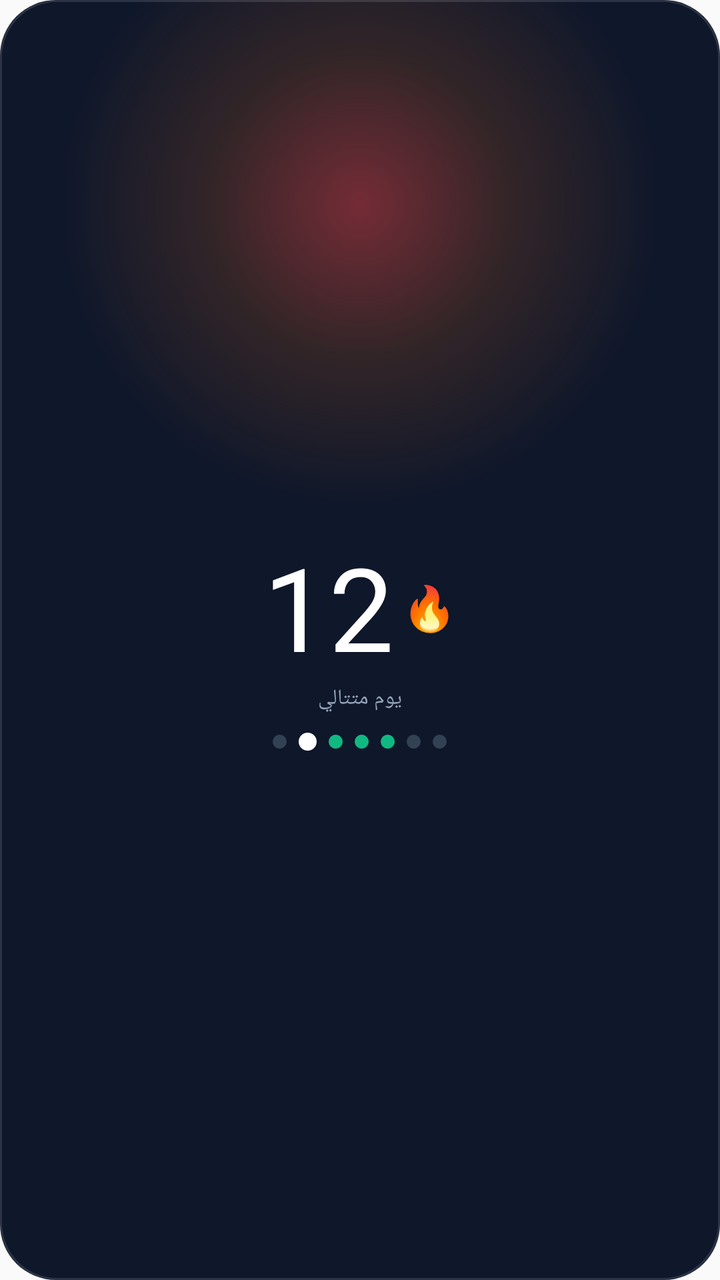
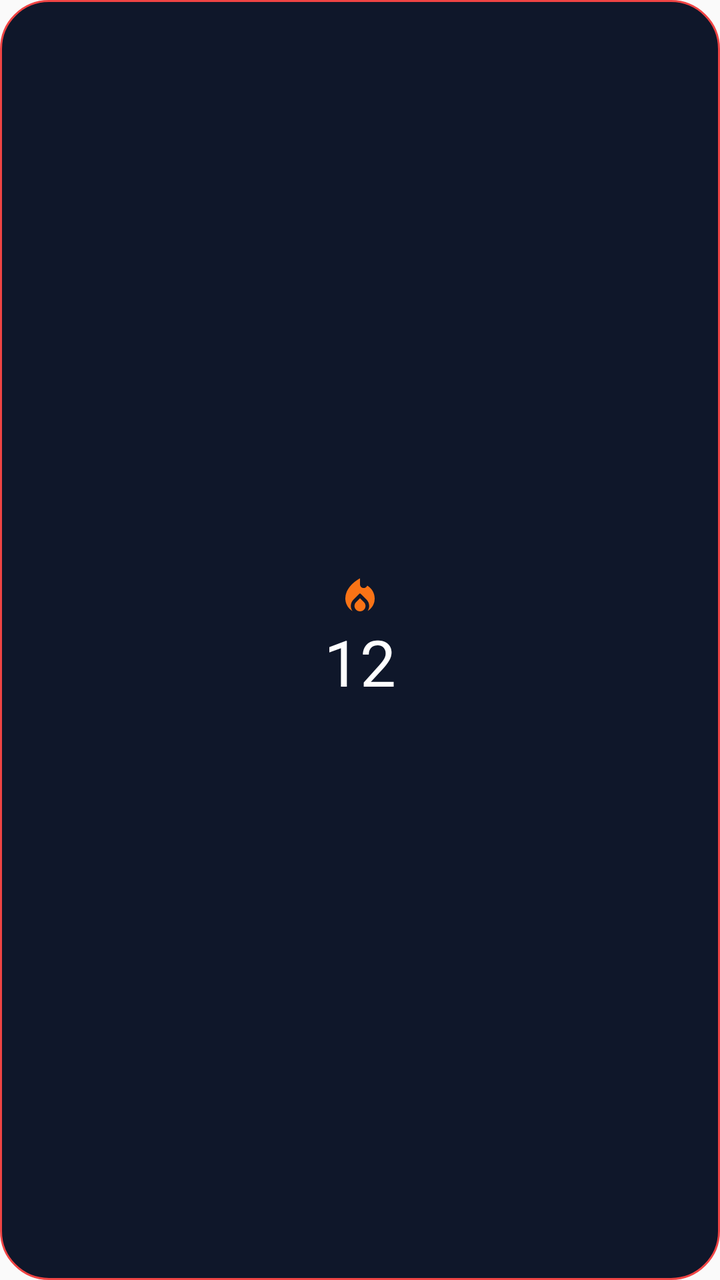

Compare the two renders of this Android layout. The source of the first and the diff that turns it into the second are given below.
<!-- AndroidManifest.xml: application theme AppTheme -->
<!-- res/layout/widget_simple_streak_preview.xml -->
<?xml version="1.0" encoding="utf-8"?>
<LinearLayout xmlns:android="http://schemas.android.com/apk/res/android"
    android:layout_width="match_parent"
    android:layout_height="match_parent"
    android:layoutDirection="rtl"
    android:background="@drawable/widget_bg_streak_simple"
    android:gravity="center"
    android:orientation="vertical"
    android:padding="12dp">

    <LinearLayout
        android:layout_width="wrap_content"
        android:layout_height="wrap_content"
        android:gravity="center_vertical"
        android:orientation="horizontal">
        <TextView
        android:layout_width="wrap_content"
        android:layout_height="wrap_content"
        android:fontFamily="@font/tajawal_regular"
        android:text="@string/widget_preview_flame"
        android:textColor="#FFF97316"
        android:textSize="22sp" />
        <TextView
        android:layout_width="wrap_content"
        android:layout_height="wrap_content"
        android:fontFamily="@font/tajawal_bold"
        android:text="@string/widget_preview_streak_number"
        android:textColor="#FFFFFFFF"
        android:textSize="58sp" android:layout_marginStart="4dp" />
    </LinearLayout>

    <TextView
        android:layout_width="wrap_content"
        android:layout_height="wrap_content"
        android:fontFamily="@font/tajawal_regular"
        android:text="@string/widget_preview_streak_label"
        android:textColor="#FF94A3B8"
        android:textSize="10.5sp" />

    <LinearLayout
        android:layout_width="wrap_content"
        android:layout_height="wrap_content"
        android:layout_marginTop="10dp"
        android:gravity="center_vertical"
        android:orientation="horizontal">
        <ImageView
            android:layout_width="7dp"
            android:layout_height="7dp"
            android:layout_marginStart="3dp"
            android:layout_marginEnd="3dp"
            android:background="@drawable/widget_dot_slate" />
        <ImageView
            android:layout_width="7dp"
            android:layout_height="7dp"
            android:layout_marginStart="3dp"
            android:layout_marginEnd="3dp"
            android:background="@drawable/widget_dot_slate" />
        <ImageView
            android:layout_width="7dp"
            android:layout_height="7dp"
            android:layout_marginStart="3dp"
            android:layout_marginEnd="3dp"
            android:background="@drawable/widget_dot_emerald" />
        <ImageView
            android:layout_width="7dp"
            android:layout_height="7dp"
            android:layout_marginStart="3dp"
            android:layout_marginEnd="3dp"
            android:background="@drawable/widget_dot_emerald" />
        <ImageView
            android:layout_width="7dp"
            android:layout_height="7dp"
            android:layout_marginStart="3dp"
            android:layout_marginEnd="3dp"
            android:background="@drawable/widget_dot_emerald" />
        <ImageView
            android:layout_width="9dp"
            android:layout_height="9dp"
            android:layout_marginStart="3dp"
            android:layout_marginEnd="3dp"
            android:background="@drawable/widget_dot_white" />
        <ImageView
            android:layout_width="7dp"
            android:layout_height="7dp"
            android:layout_marginStart="3dp"
            android:layout_marginEnd="3dp"
            android:background="@drawable/widget_dot_slate" />
    </LinearLayout>
</LinearLayout>
<!-- resources referenced by this layout -->
<resources>
  <!-- drawable widget_bg_streak_simple (drawable) -->
  <?xml version="1.0" encoding="utf-8"?>
  <layer-list xmlns:android="http://schemas.android.com/apk/res/android">
      <item>
          <shape android:shape="rectangle">
              <solid android:color="#FF0F172A" />
              <corners android:radius="28dp" />
          </shape>
      </item>
      <item>
          <shape android:shape="rectangle">
              <gradient
                  android:centerColor="#26F97316"
                  android:centerX="0.5"
                  android:centerY="0.16"
                  android:endColor="#000F172A"
                  android:gradientRadius="150dp"
                  android:startColor="#73EF4444"
                  android:type="radial" />
              <corners android:radius="28dp" />
          </shape>
      </item>
      <item>
          <shape android:shape="rectangle">
              <solid android:color="#00000000" />
              <corners android:radius="28dp" />
              <stroke
                  android:width="1dp"
                  android:color="#1FFFFFFF" />
          </shape>
      </item>
  </layer-list>
  <!-- drawable widget_dot_emerald (drawable) -->
  <?xml version="1.0" encoding="utf-8"?>
  <shape xmlns:android="http://schemas.android.com/apk/res/android" android:shape="oval">
      <solid android:color="#FF10B981" />
  </shape>
  <!-- drawable widget_dot_slate (drawable) -->
  <?xml version="1.0" encoding="utf-8"?>
  <shape xmlns:android="http://schemas.android.com/apk/res/android" android:shape="oval">
      <solid android:color="#FF334155" />
  </shape>
  <!-- drawable widget_dot_white (drawable) -->
  <?xml version="1.0" encoding="utf-8"?>
  <shape xmlns:android="http://schemas.android.com/apk/res/android" android:shape="oval">
      <solid android:color="#FFFFFFFF" />
  </shape>
  <string name="widget_preview_flame">🔥</string>
  <string name="widget_preview_streak_label">يوم متتالي</string>
  <string name="widget_preview_streak_number">12</string>
  <style name="AppTheme" parent="Theme.AppCompat.Light.DarkActionBar">
          
          <item name="colorPrimary">@color/colorPrimary</item>
          <item name="colorPrimaryDark">@color/colorPrimaryDark</item>
          <item name="colorAccent">@color/colorAccent</item>
      </style>
</resources>

<!-- the commit's change to res/layout/widget_simple_streak_preview.xml (unified diff, before → after) -->
@@ -6,84 +6,21 @@
     android:background="@drawable/widget_bg_streak_simple"
     android:gravity="center"
     android:orientation="vertical"
-    android:padding="12dp">
+    android:padding="4dp">
 
-    <LinearLayout
-        android:layout_width="wrap_content"
-        android:layout_height="wrap_content"
-        android:gravity="center_vertical"
-        android:orientation="horizontal">
-        <TextView
-        android:layout_width="wrap_content"
-        android:layout_height="wrap_content"
-        android:fontFamily="@font/tajawal_regular"
-        android:text="@string/widget_preview_flame"
-        android:textColor="#FFF97316"
-        android:textSize="22sp" />
-        <TextView
-        android:layout_width="wrap_content"
-        android:layout_height="wrap_content"
-        android:fontFamily="@font/tajawal_bold"
-        android:text="@string/widget_preview_streak_number"
-        android:textColor="#FFFFFFFF"
-        android:textSize="58sp" android:layout_marginStart="4dp" />
-    </LinearLayout>
+    <ImageView
+        android:layout_width="22dp"
+        android:layout_height="22dp"
+        android:contentDescription="@null"
+        android:src="@drawable/widget_ic_flame"
+        android:tint="#FFF97316" />
 
     <TextView
         android:layout_width="wrap_content"
         android:layout_height="wrap_content"
-        android:fontFamily="@font/tajawal_regular"
-        android:text="@string/widget_preview_streak_label"
-        android:textColor="#FF94A3B8"
-        android:textSize="10.5sp" />
-
-    <LinearLayout
-        android:layout_width="wrap_content"
-        android:layout_height="wrap_content"
-        android:layout_marginTop="10dp"
-        android:gravity="center_vertical"
-        android:orientation="horizontal">
-        <ImageView
-            android:layout_width="7dp"
-            android:layout_height="7dp"
-            android:layout_marginStart="3dp"
-            android:layout_marginEnd="3dp"
-            android:background="@drawable/widget_dot_slate" />
-        <ImageView
-            android:layout_width="7dp"
-            android:layout_height="7dp"
-            android:layout_marginStart="3dp"
-            android:layout_marginEnd="3dp"
-            android:background="@drawable/widget_dot_slate" />
-        <ImageView
-            android:layout_width="7dp"
-            android:layout_height="7dp"
-            android:layout_marginStart="3dp"
-            android:layout_marginEnd="3dp"
-            android:background="@drawable/widget_dot_emerald" />
-        <ImageView
-            android:layout_width="7dp"
-            android:layout_height="7dp"
-            android:layout_marginStart="3dp"
-            android:layout_marginEnd="3dp"
-            android:background="@drawable/widget_dot_emerald" />
-        <ImageView
-            android:layout_width="7dp"
-            android:layout_height="7dp"
-            android:layout_marginStart="3dp"
-            android:layout_marginEnd="3dp"
-            android:background="@drawable/widget_dot_emerald" />
-        <ImageView
-            android:layout_width="9dp"
-            android:layout_height="9dp"
-            android:layout_marginStart="3dp"
-            android:layout_marginEnd="3dp"
-            android:background="@drawable/widget_dot_white" />
-        <ImageView
-            android:layout_width="7dp"
-            android:layout_height="7dp"
-            android:layout_marginStart="3dp"
-            android:layout_marginEnd="3dp"
-            android:background="@drawable/widget_dot_slate" />
-    </LinearLayout>
+        android:fontFamily="@font/tajawal_extrabold"
+        android:maxLines="1"
+        android:text="@string/widget_preview_streak_number"
+        android:textColor="#FFFFFFFF"
+        android:textSize="32sp" />
 </LinearLayout>
<!-- resource entries referenced after the edit -->
@@ -2,53 +2,25 @@
 <resources>
   <!-- drawable widget_bg_streak_simple (drawable) -->
   <?xml version="1.0" encoding="utf-8"?>
-  <layer-list xmlns:android="http://schemas.android.com/apk/res/android">
-      <item>
-          <shape android:shape="rectangle">
-              <solid android:color="#FF0F172A" />
-              <corners android:radius="28dp" />
-          </shape>
-      </item>
-      <item>
-          <shape android:shape="rectangle">
-              <gradient
-                  android:centerColor="#26F97316"
-                  android:centerX="0.5"
-                  android:centerY="0.16"
-                  android:endColor="#000F172A"
-                  android:gradientRadius="150dp"
-                  android:startColor="#73EF4444"
-                  android:type="radial" />
-              <corners android:radius="28dp" />
-          </shape>
-      </item>
-      <item>
-          <shape android:shape="rectangle">
-              <solid android:color="#00000000" />
-              <corners android:radius="28dp" />
-              <stroke
-                  android:width="1dp"
-                  android:color="#1FFFFFFF" />
-          </shape>
-      </item>
-  </layer-list>
-  <!-- drawable widget_dot_emerald (drawable) -->
+  <shape xmlns:android="http://schemas.android.com/apk/res/android"
+      android:shape="rectangle">
+      <solid android:color="#FF0F172A" />
+      <corners android:radius="24dp" />
+      <stroke
+          android:width="1dp"
+          android:color="#FFEF4444" />
+  </shape>
+  <!-- drawable widget_ic_flame (drawable) -->
   <?xml version="1.0" encoding="utf-8"?>
-  <shape xmlns:android="http://schemas.android.com/apk/res/android" android:shape="oval">
-      <solid android:color="#FF10B981" />
-  </shape>
-  <!-- drawable widget_dot_slate (drawable) -->
-  <?xml version="1.0" encoding="utf-8"?>
-  <shape xmlns:android="http://schemas.android.com/apk/res/android" android:shape="oval">
-      <solid android:color="#FF334155" />
-  </shape>
-  <!-- drawable widget_dot_white (drawable) -->
-  <?xml version="1.0" encoding="utf-8"?>
-  <shape xmlns:android="http://schemas.android.com/apk/res/android" android:shape="oval">
-      <solid android:color="#FFFFFFFF" />
-  </shape>
-  <string name="widget_preview_flame">🔥</string>
-  <string name="widget_preview_streak_label">يوم متتالي</string>
+  <vector xmlns:android="http://schemas.android.com/apk/res/android"
+      android:width="24dp"
+      android:height="24dp"
+      android:viewportWidth="24"
+      android:viewportHeight="24">
+      <path
+          android:fillColor="#FFFFFFFF"
+          android:pathData="M12,12.9l-2.13,2.09c-0.56,0.56 -0.87,1.29 -0.87,2.07C9,18.68 10.35,20 12,20s3,-1.32 3,-2.94c0,-0.78 -0.31,-1.52 -0.87,-2.07L12,12.9zM16,6l-0.44,0.55C14.38,8.02 12,7.19 12,5.3V2S4,6 4,13c0,2.92 1.56,5.47 3.89,6.86c-0.56,-0.79 -0.89,-1.76 -0.89,-2.8c0,-1.32 0.52,-2.56 1.47,-3.5L12,10.1l3.53,3.47c0.95,0.93 1.47,2.17 1.47,3.5c0,1.02 -0.31,1.96 -0.85,2.75c1.89,-1.15 3.29,-3.06 3.71,-5.3C20.52,10.97 18.79,7.62 16,6z" />
+  </vector>
   <string name="widget_preview_streak_number">12</string>
   <style name="AppTheme" parent="Theme.AppCompat.Light.DarkActionBar">
           
